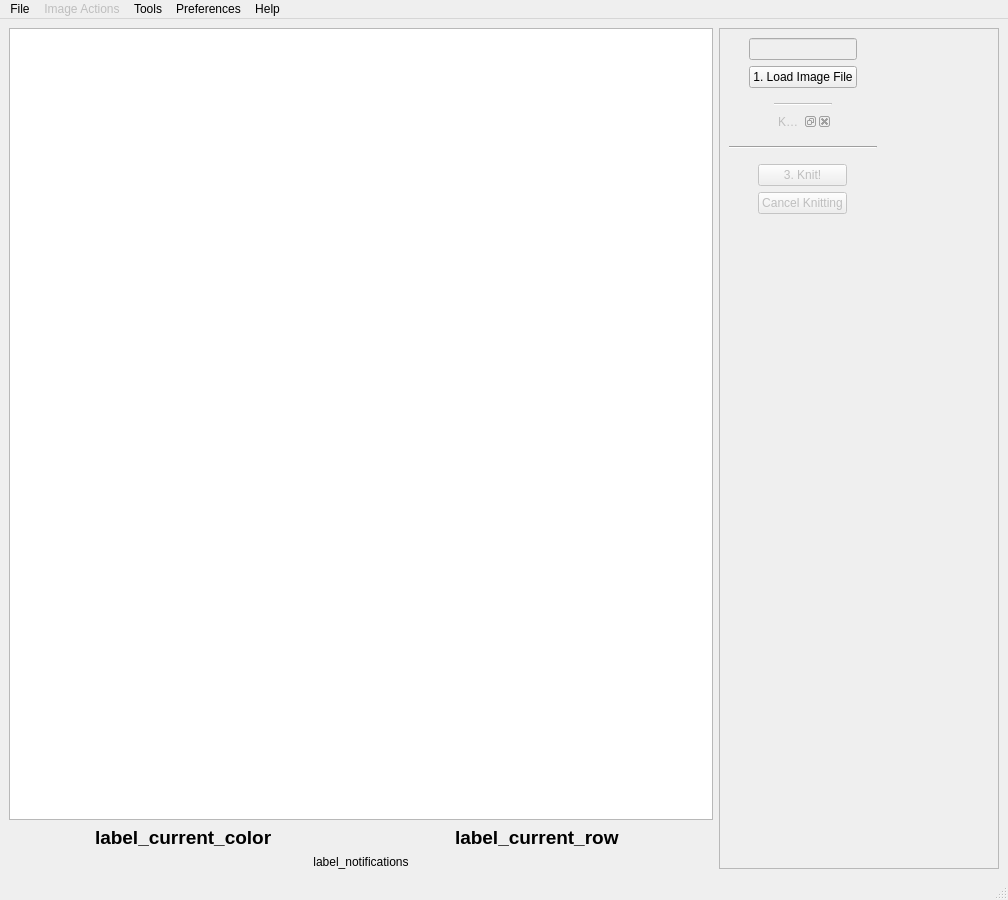
Above: src/main/python/ayab/ayab_gui.ui from AllYarnsAreBeautiful/ayab-desktop before the change. Below: the same form after it.
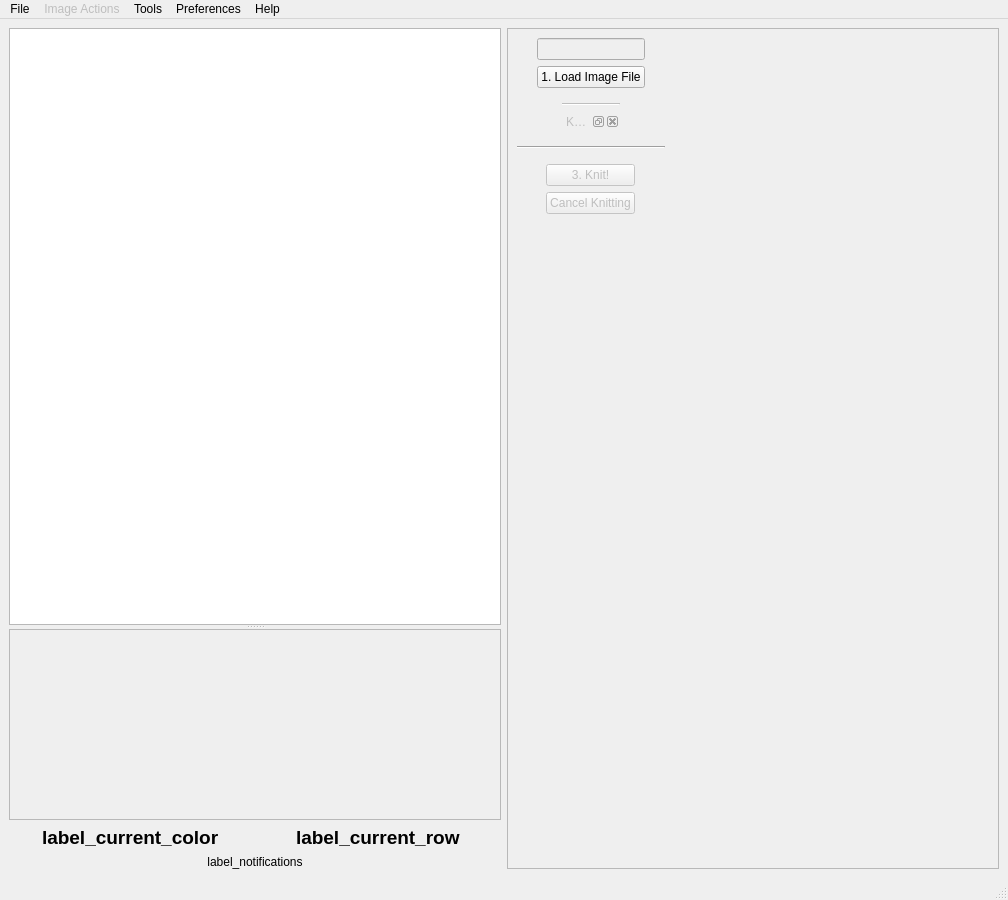
That is the form after the change.

Commit message: knit progress in split window

The edit to the form file:
```diff
--- a/src/main/python/ayab/ayab_gui.ui
+++ b/src/main/python/ayab/ayab_gui.ui
@@ -21,7 +21,31 @@
        <number>6</number>
       </property>
       <item>
-       <widget class="QGraphicsView" name="image_pattern_view"/>
+       <widget class="QSplitter" name="graphics_splitter">
+        <property name="orientation">
+         <enum>Qt::Vertical</enum>
+        </property>
+        <widget class="QGraphicsView" name="image_pattern_view">
+         <property name="geometry">
+          <rect>
+           <x>0</x>
+           <y>0</y>
+           <width>1000</width>
+           <height>700</height>
+          </rect>
+         </property>
+        </widget>
+        <widget class="QScrollArea" name="area">
+         <property name="geometry">
+          <rect>
+           <x>0</x>
+           <y>0</y>
+           <width>1000</width>
+           <height>224</height>
+          </rect>
+         </property>
+        </widget>
+       </widget>
       </item>
       <item>
        <layout class="QHBoxLayout" name="progressLayout">
```
Left out of the diff: 2 changed lines with no effect on the pictures. The commit also changes 6 other files.
